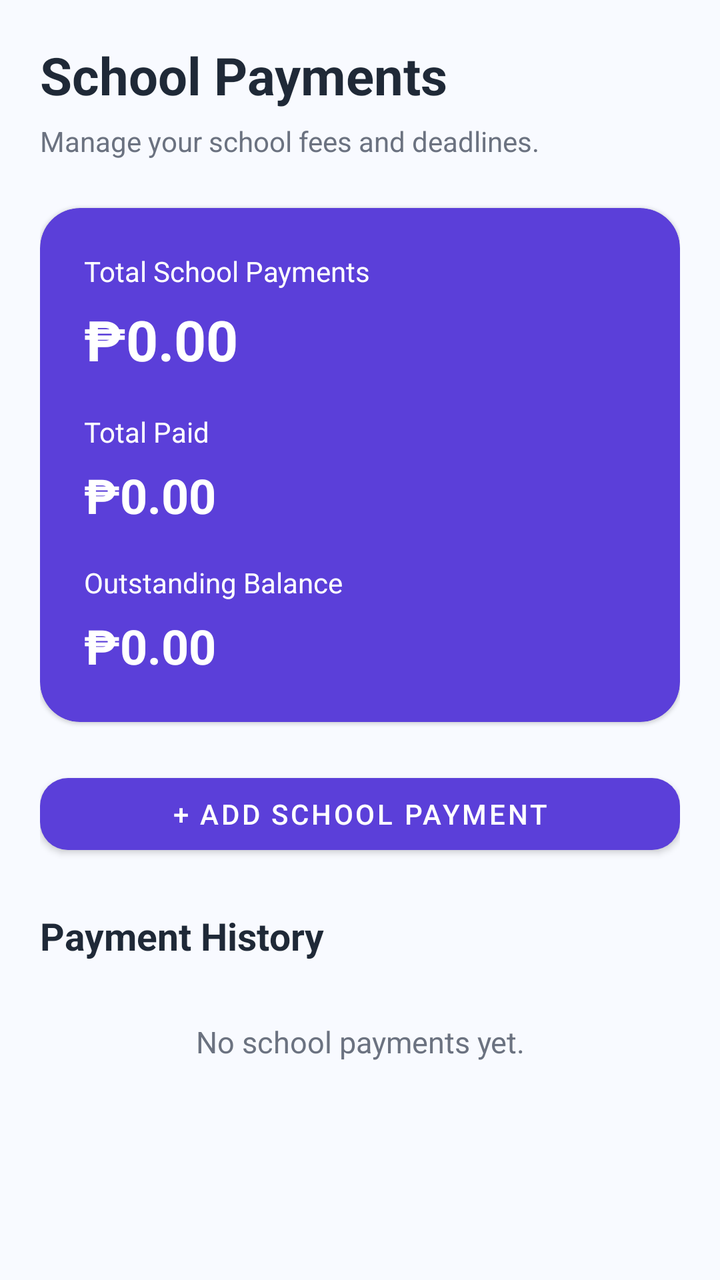
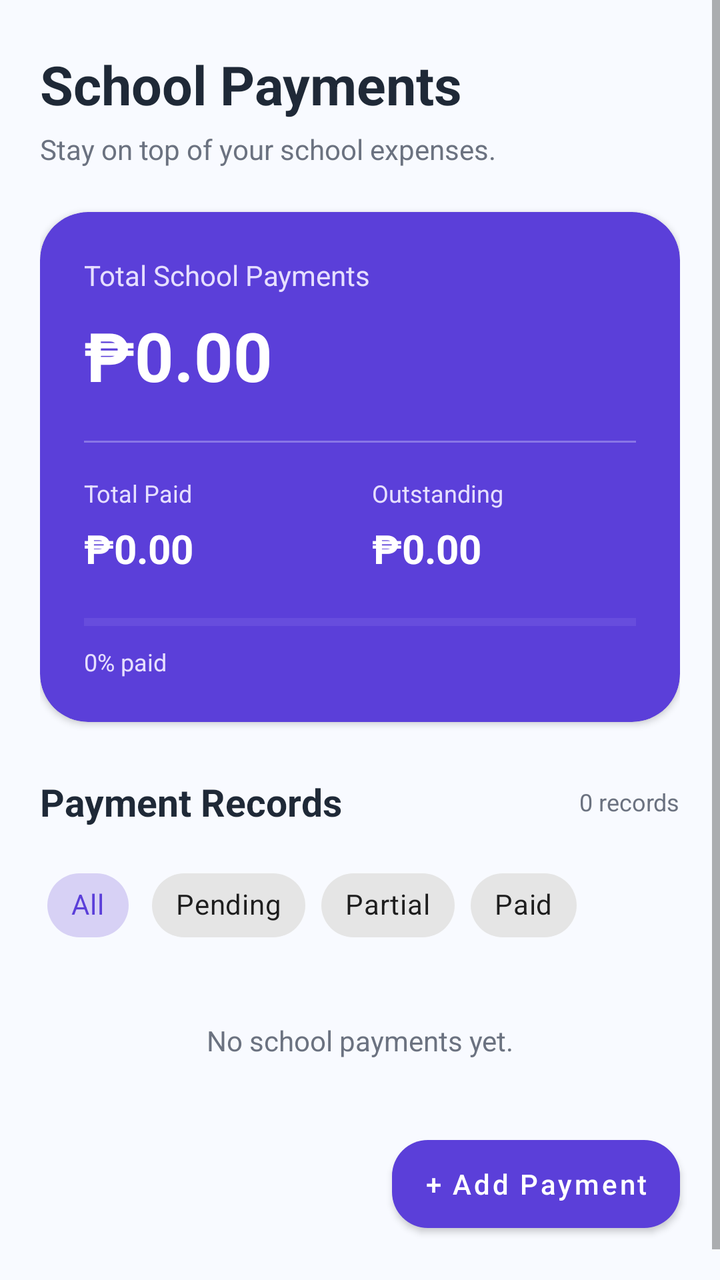

An Android layout rendered at two revisions. The XML below is the earlier revision; the diff shows what the commit changed to produce the second picture.
<!-- AndroidManifest.xml: application theme Theme.Gastoskwela -->
<!-- res/layout/fragment_payments.xml -->
<?xml version="1.0" encoding="utf-8"?>
<ScrollView xmlns:android="http://schemas.android.com/apk/res/android"
    xmlns:app="http://schemas.android.com/apk/res-auto"
    android:layout_width="match_parent"
    android:layout_height="match_parent"
    android:fillViewport="true"
    android:background="@color/background">

    <LinearLayout
        android:layout_width="match_parent"
        android:layout_height="wrap_content"
        android:orientation="vertical"
        android:padding="20dp">

        <TextView
            android:layout_width="wrap_content"
            android:layout_height="wrap_content"
            android:text="School Payments"
            android:textColor="@color/text_primary"
            android:textSize="26sp"
            android:textStyle="bold" />

        <TextView
            android:layout_width="match_parent"
            android:layout_height="wrap_content"
            android:layout_marginTop="6dp"
            android:text="Manage your school fees and deadlines."
            android:textColor="@color/text_secondary"
            android:textSize="14sp" />

        <com.google.android.material.card.MaterialCardView
            android:layout_width="match_parent"
            android:layout_height="wrap_content"
            android:layout_marginTop="24dp"
            app:cardBackgroundColor="@color/purple_primary"
            app:cardCornerRadius="20dp">

            <LinearLayout
                android:layout_width="match_parent"
                android:layout_height="wrap_content"
                android:orientation="vertical"
                android:padding="22dp">

                <TextView
                    android:layout_width="wrap_content"
                    android:layout_height="wrap_content"
                    android:text="Total School Payments"
                    android:textColor="@color/white"
                    android:textSize="14sp" />

                <TextView
                    android:id="@+id/tvTotalPaymentDue"
                    android:layout_width="match_parent"
                    android:layout_height="wrap_content"
                    android:layout_marginTop="6dp"
                    android:text="₱0.00"
                    android:textColor="@color/white"
                    android:textSize="28sp"
                    android:textStyle="bold" />

                <TextView
                    android:layout_width="wrap_content"
                    android:layout_height="wrap_content"
                    android:layout_marginTop="18dp"
                    android:text="Total Paid"
                    android:textColor="@color/white"
                    android:textSize="14sp" />

                <TextView
                    android:id="@+id/tvTotalPaymentPaid"
                    android:layout_width="match_parent"
                    android:layout_height="wrap_content"
                    android:layout_marginTop="6dp"
                    android:text="₱0.00"
                    android:textColor="@color/white"
                    android:textSize="24sp"
                    android:textStyle="bold" />

                <TextView
                    android:layout_width="wrap_content"
                    android:layout_height="wrap_content"
                    android:layout_marginTop="18dp"
                    android:text="Outstanding Balance"
                    android:textColor="@color/white"
                    android:textSize="14sp" />

                <TextView
                    android:id="@+id/tvTotalPaymentOutstanding"
                    android:layout_width="match_parent"
                    android:layout_height="wrap_content"
                    android:layout_marginTop="6dp"
                    android:text="₱0.00"
                    android:textColor="@color/white"
                    android:textSize="24sp"
                    android:textStyle="bold" />

            </LinearLayout>
        </com.google.android.material.card.MaterialCardView>

        <com.google.android.material.button.MaterialButton
            android:id="@+id/btnAddPayment"
            android:layout_width="match_parent"
            android:layout_height="wrap_content"
            android:layout_marginTop="22dp"
            android:text="+ Add School Payment"
            app:cornerRadius="14dp" />

        <TextView
            android:layout_width="wrap_content"
            android:layout_height="wrap_content"
            android:layout_marginTop="24dp"
            android:text="Payment History"
            android:textColor="@color/text_primary"
            android:textSize="19sp"
            android:textStyle="bold" />

        <TextView
            android:id="@+id/tvEmptyPayments"
            android:layout_width="match_parent"
            android:layout_height="wrap_content"
            android:layout_marginTop="30dp"
            android:gravity="center"
            android:text="No school payments yet."
            android:textColor="@color/text_secondary"
            android:textSize="15sp" />

        <LinearLayout
            android:id="@+id/paymentListContainer"
            android:layout_width="match_parent"
            android:layout_height="wrap_content"
            android:layout_marginTop="12dp"
            android:orientation="vertical" />

    </LinearLayout>
</ScrollView>
<!-- resources referenced by this layout -->
<resources>
  <color name="background">#F8FAFF</color>
  <color name="purple_primary">#5B3FD9</color>
  <color name="text_primary">#1F2937</color>
  <color name="text_secondary">#6B7280</color>
  <color name="white">#FFFFFF</color>
  <style name="Theme.Gastoskwela" parent="Theme.MaterialComponents.DayNight.NoActionBar">
  
          <item name="colorPrimary">@color/purple_primary</item>
          <item name="colorPrimaryVariant">@color/purple_light</item>
          <item name="colorSecondary">@color/purple_light</item>
          <item name="android:statusBarColor">@color/purple_primary</item>
          <item name="android:navigationBarColor">@color/white</item>
          <item name="android:windowLightNavigationBar">true</item>
          <item name="android:windowLightStatusBar">false</item>
          <item name="android:windowBackground">@color/background</item>
      </style>
  <color name="purple_light">#7C5CFF</color>
</resources>

<!-- the commit's change to res/layout/fragment_payments.xml (unified diff, before → after) -->
@@ -1,135 +1,257 @@
 <?xml version="1.0" encoding="utf-8"?>
-<ScrollView xmlns:android="http://schemas.android.com/apk/res/android"
+<FrameLayout xmlns:android="http://schemas.android.com/apk/res/android"
     xmlns:app="http://schemas.android.com/apk/res-auto"
     android:layout_width="match_parent"
     android:layout_height="match_parent"
-    android:fillViewport="true"
-    android:background="@color/background">
-
-    <LinearLayout
+    android:background="#F8FAFF">
+
+    <ScrollView
         android:layout_width="match_parent"
-        android:layout_height="wrap_content"
-        android:orientation="vertical"
-        android:padding="20dp">
-
-        <TextView
-            android:layout_width="wrap_content"
-            android:layout_height="wrap_content"
-            android:text="School Payments"
-            android:textColor="@color/text_primary"
-            android:textSize="26sp"
-            android:textStyle="bold" />
-
-        <TextView
+        android:layout_height="match_parent"
+        android:fillViewport="true"
+        android:clipToPadding="false">
+
+        <LinearLayout
             android:layout_width="match_parent"
             android:layout_height="wrap_content"
-            android:layout_marginTop="6dp"
-            android:text="Manage your school fees and deadlines."
-            android:textColor="@color/text_secondary"
-            android:textSize="14sp" />
-
-        <com.google.android.material.card.MaterialCardView
-            android:layout_width="match_parent"
-            android:layout_height="wrap_content"
-            android:layout_marginTop="24dp"
-            app:cardBackgroundColor="@color/purple_primary"
-            app:cardCornerRadius="20dp">
+            android:orientation="vertical"
+            android:paddingStart="20dp"
+            android:paddingEnd="20dp"
+            android:paddingTop="24dp"
+            android:paddingBottom="110dp">
+
+            <TextView
+                android:layout_width="match_parent"
+                android:layout_height="wrap_content"
+                android:text="School Payments"
+                android:textColor="#1F2937"
+                android:textSize="27sp"
+                android:textStyle="bold" />
+
+            <TextView
+                android:layout_width="match_parent"
+                android:layout_height="wrap_content"
+                android:layout_marginTop="5dp"
+                android:text="Stay on top of your school expenses."
+                android:textColor="#6B7280"
+                android:textSize="14sp" />
+
+            <com.google.android.material.card.MaterialCardView
+                android:layout_width="match_parent"
+                android:layout_height="wrap_content"
+                android:layout_marginTop="22dp"
+                app:cardBackgroundColor="#5B3FD9"
+                app:cardCornerRadius="24dp"
+                app:cardElevation="2dp">
+
+                <LinearLayout
+                    android:layout_width="match_parent"
+                    android:layout_height="wrap_content"
+                    android:orientation="vertical"
+                    android:padding="22dp">
+
+                    <TextView
+                        android:layout_width="match_parent"
+                        android:layout_height="wrap_content"
+                        android:text="Total School Payments"
+                        android:textColor="#E6DFFF"
+                        android:textSize="14sp" />
+
+                    <TextView
+                        android:id="@+id/tvTotalPaymentDue"
+                        android:layout_width="match_parent"
+                        android:layout_height="wrap_content"
+                        android:layout_marginTop="8dp"
+                        android:text="₱0.00"
+                        android:textColor="#FFFFFF"
+                        android:textSize="34sp"
+                        android:textStyle="bold" />
+
+                    <View
+                        android:layout_width="match_parent"
+                        android:layout_height="1dp"
+                        android:layout_marginTop="20dp"
+                        android:background="#8976E6" />
+
+                    <LinearLayout
+                        android:layout_width="match_parent"
+                        android:layout_height="wrap_content"
+                        android:layout_marginTop="17dp"
+                        android:orientation="horizontal">
+
+                        <LinearLayout
+                            android:layout_width="0dp"
+                            android:layout_height="wrap_content"
+                            android:layout_weight="1"
+                            android:orientation="vertical">
+
+                            <TextView
+                                android:layout_width="match_parent"
+                                android:layout_height="wrap_content"
+                                android:text="Total Paid"
+                                android:textColor="#E6DFFF"
+                                android:textSize="12sp" />
+
+                            <TextView
+                                android:id="@+id/tvTotalPaymentPaid"
+                                android:layout_width="match_parent"
+                                android:layout_height="wrap_content"
+                                android:layout_marginTop="6dp"
+                                android:text="₱0.00"
+                                android:textColor="#FFFFFF"
+                                android:textSize="20sp"
+                                android:textStyle="bold" />
+                        </LinearLayout>
+
+                        <LinearLayout
+                            android:layout_width="0dp"
+                            android:layout_height="wrap_content"
+                            android:layout_marginStart="12dp"
+                            android:layout_weight="1"
+                            android:orientation="vertical">
+
+                            <TextView
+                                android:layout_width="match_parent"
+                                android:layout_height="wrap_content"
+                                android:text="Outstanding"
+                                android:textColor="#E6DFFF"
+                                android:textSize="12sp" />
+
+                            <TextView
+                                android:id="@+id/tvTotalPaymentOutstanding"
+                                android:layout_width="match_parent"
+                                android:layout_height="wrap_content"
+                                android:layout_marginTop="6dp"
+                                android:text="₱0.00"
+                                android:textColor="#FFFFFF"
+                                android:textSize="20sp"
+                                android:textStyle="bold" />
+                        </LinearLayout>
+                    </LinearLayout>
+
+                    <ProgressBar
+                        android:id="@+id/progressPaymentCompletion"
+                        style="?android:attr/progressBarStyleHorizontal"
+                        android:layout_width="match_parent"
+                        android:layout_height="7dp"
+                        android:layout_marginTop="20dp"
+                        android:max="100"
+                        android:progress="0"
+                        android:progressTint="#FFFFFF"
+                        android:progressBackgroundTint="#8976E6" />
+
+                    <TextView
+                        android:id="@+id/tvPaymentCompletion"
+                        android:layout_width="match_parent"
+                        android:layout_height="wrap_content"
+                        android:layout_marginTop="8dp"
+                        android:text="0% paid"
+                        android:textColor="#E6DFFF"
+                        android:textSize="12sp" />
+                </LinearLayout>
+            </com.google.android.material.card.MaterialCardView>
 
             <LinearLayout
                 android:layout_width="match_parent"
                 android:layout_height="wrap_content"
-                android:orientation="vertical"
-                android:padding="22dp">
+                android:layout_marginTop="27dp"
+                android:gravity="center_vertical"
+                android:orientation="horizontal">
 
                 <TextView
+                    android:layout_width="0dp"
+                    android:layout_height="wrap_content"
+                    android:layout_weight="1"
+                    android:text="Payment Records"
+                    android:textColor="#1F2937"
+                    android:textSize="19sp"
+                    android:textStyle="bold" />
+
+                <TextView
+                    android:id="@+id/tvPaymentCount"
                     android:layout_width="wrap_content"
                     android:layout_height="wrap_content"
-                    android:text="Total School Payments"
-                    android:textColor="@color/white"
-                    android:textSize="14sp" />
-
-                <TextView
-                    android:id="@+id/tvTotalPaymentDue"
-                    android:layout_width="match_parent"
-                    android:layout_height="wrap_content"
-                    android:layout_marginTop="6dp"
-                    android:text="₱0.00"
-                    android:textColor="@color/white"
-                    android:textSize="28sp"
-                    android:textStyle="bold" />
-
-                <TextView
+                    android:text="0 records"
+                    android:textColor="#6B7280"
+                    android:textSize="12sp" />
+            </LinearLayout>
+
+            <HorizontalScrollView
+                android:layout_width="match_parent"
+                android:layout_height="wrap_content"
+                android:layout_marginTop="15dp"
+                android:scrollbars="none">
+
+                <com.google.android.material.chip.ChipGroup
+                    android:id="@+id/paymentFilterGroup"
                     android:layout_width="wrap_content"
                     android:layout_height="wrap_content"
-                    android:layout_marginTop="18dp"
-                    android:text="Total Paid"
-                    android:textColor="@color/white"
-                    android:textSize="14sp" />
-
-                <TextView
-                    android:id="@+id/tvTotalPaymentPaid"
-                    android:layout_width="match_parent"
-                    android:layout_height="wrap_content"
-                    android:layout_marginTop="6dp"
-                    android:text="₱0.00"
-                    android:textColor="@color/white"
-                    android:textSize="24sp"
-                    android:textStyle="bold" />
-
-                <TextView
-                    android:layout_width="wrap_content"
-                    android:layout_height="wrap_content"
-                    android:layout_marginTop="18dp"
-                    android:text="Outstanding Balance"
-                    android:textColor="@color/white"
-                    android:textSize="14sp" />
-
-                <TextView
-                    android:id="@+id/tvTotalPaymentOutstanding"
-                    android:layout_width="match_parent"
-                    android:layout_height="wrap_content"
-                    android:layout_marginTop="6dp"
-                    android:text="₱0.00"
-                    android:textColor="@color/white"
-                    android:textSize="24sp"
-                    android:textStyle="bold" />
-
-            </LinearLayout>
-        </com.google.android.material.card.MaterialCardView>
-
-        <com.google.android.material.button.MaterialButton
-            android:id="@+id/btnAddPayment"
-            android:layout_width="match_parent"
-            android:layout_height="wrap_content"
-            android:layout_marginTop="22dp"
-            android:text="+ Add School Payment"
-            app:cornerRadius="14dp" />
-
-        <TextView
-            android:layout_width="wrap_content"
-            android:layout_height="wrap_content"
-            android:layout_marginTop="24dp"
-            android:text="Payment History"
-            android:textColor="@color/text_primary"
-            android:textSize="19sp"
-            android:textStyle="bold" />
-
-        <TextView
-            android:id="@+id/tvEmptyPayments"
-            android:layout_width="match_parent"
-            android:layout_height="wrap_content"
-            android:layout_marginTop="30dp"
-            android:gravity="center"
-            android:text="No school payments yet."
-            android:textColor="@color/text_secondary"
-            android:textSize="15sp" />
-
-        <LinearLayout
-            android:id="@+id/paymentListContainer"
-            android:layout_width="match_parent"
-            android:layout_height="wrap_content"
-            android:layout_marginTop="12dp"
-            android:orientation="vertical" />
-
-    </LinearLayout>
-</ScrollView>
+                    app:singleSelection="true"
+                    app:selectionRequired="true"
+                    app:chipSpacingHorizontal="8dp">
+
+                    <com.google.android.material.chip.Chip
+                        android:id="@+id/chipAllPayments"
+                        style="@style/Widget.MaterialComponents.Chip.Choice"
+                        android:layout_width="wrap_content"
+                        android:layout_height="wrap_content"
+                        android:checked="true"
+                        android:text="All" />
+
+                    <com.google.android.material.chip.Chip
+                        android:id="@+id/chipPendingPayments"
+                        style="@style/Widget.MaterialComponents.Chip.Choice"
+                        android:layout_width="wrap_content"
+                        android:layout_height="wrap_content"
+                        android:text="Pending" />
+
+                    <com.google.android.material.chip.Chip
+                        android:id="@+id/chipPartialPayments"
+                        style="@style/Widget.MaterialComponents.Chip.Choice"
+                        android:layout_width="wrap_content"
+                        android:layout_height="wrap_content"
+                        android:text="Partial" />
+
+                    <com.google.android.material.chip.Chip
+                        android:id="@+id/chipPaidPayments"
+                        style="@style/Widget.MaterialComponents.Chip.Choice"
+                        android:layout_width="wrap_content"
+                        android:layout_height="wrap_content"
+                        android:text="Paid" />
+
+                </com.google.android.material.chip.ChipGroup>
+            </HorizontalScrollView>
+
+            <TextView
+                android:id="@+id/tvEmptyPayments"
+                android:layout_width="match_parent"
+                android:layout_height="wrap_content"
+                android:layout_marginTop="34dp"
+                android:gravity="center"
+                android:text="No school payments yet."
+                android:textColor="#6B7280"
+                android:textSize="14sp" />
+
+            <LinearLayout
+                android:id="@+id/paymentListContainer"
+                android:layout_width="match_parent"
+                android:layout_height="wrap_content"
+                android:layout_marginTop="16dp"
+                android:orientation="vertical" />
+
+        </LinearLayout>
+    </ScrollView>
+
+    <com.google.android.material.button.MaterialButton
+        android:id="@+id/btnAddPayment"
+        android:layout_width="wrap_content"
+        android:layout_height="56dp"
+        android:layout_gravity="bottom|end"
+        android:layout_margin="20dp"
+        android:text="+ Add Payment"
+        android:textAllCaps="false"
+        android:textColor="#FFFFFF"
+        app:backgroundTint="#5B3FD9"
+        app:cornerRadius="18dp" />
+
+</FrameLayout>
<!-- resource entries referenced after the edit -->
@@ -2,8 +2,6 @@
 <resources>
   <color name="background">#F8FAFF</color>
   <color name="purple_primary">#5B3FD9</color>
-  <color name="text_primary">#1F2937</color>
-  <color name="text_secondary">#6B7280</color>
   <color name="white">#FFFFFF</color>
   <style name="Theme.Gastoskwela" parent="Theme.MaterialComponents.DayNight.NoActionBar">
   
